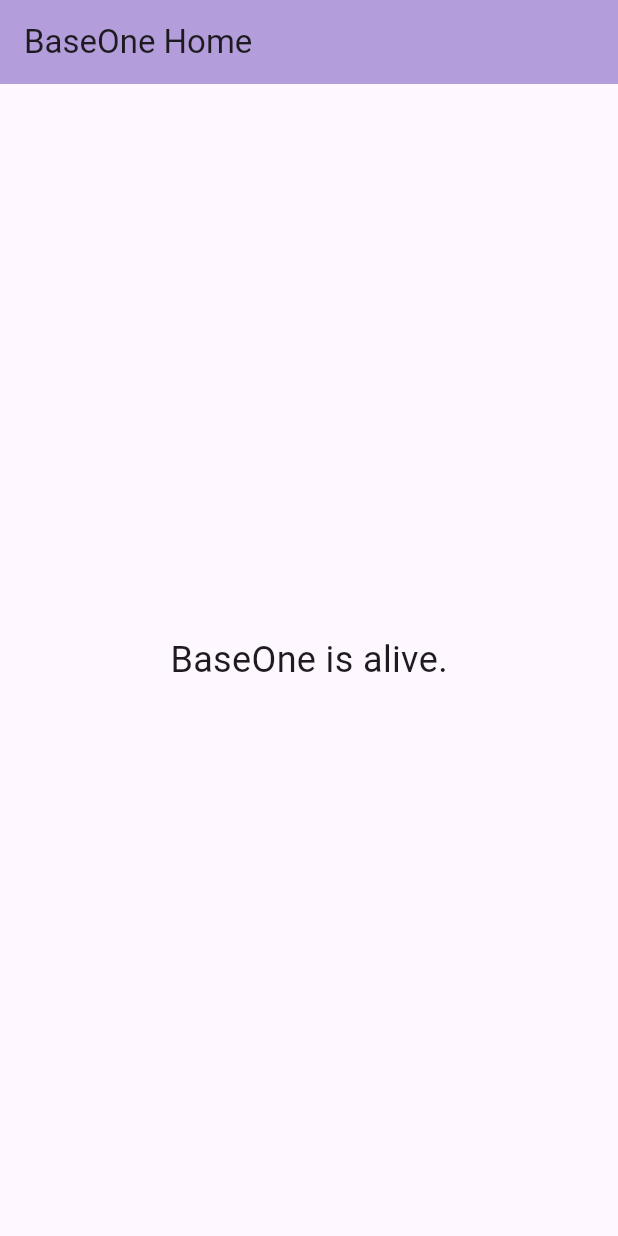
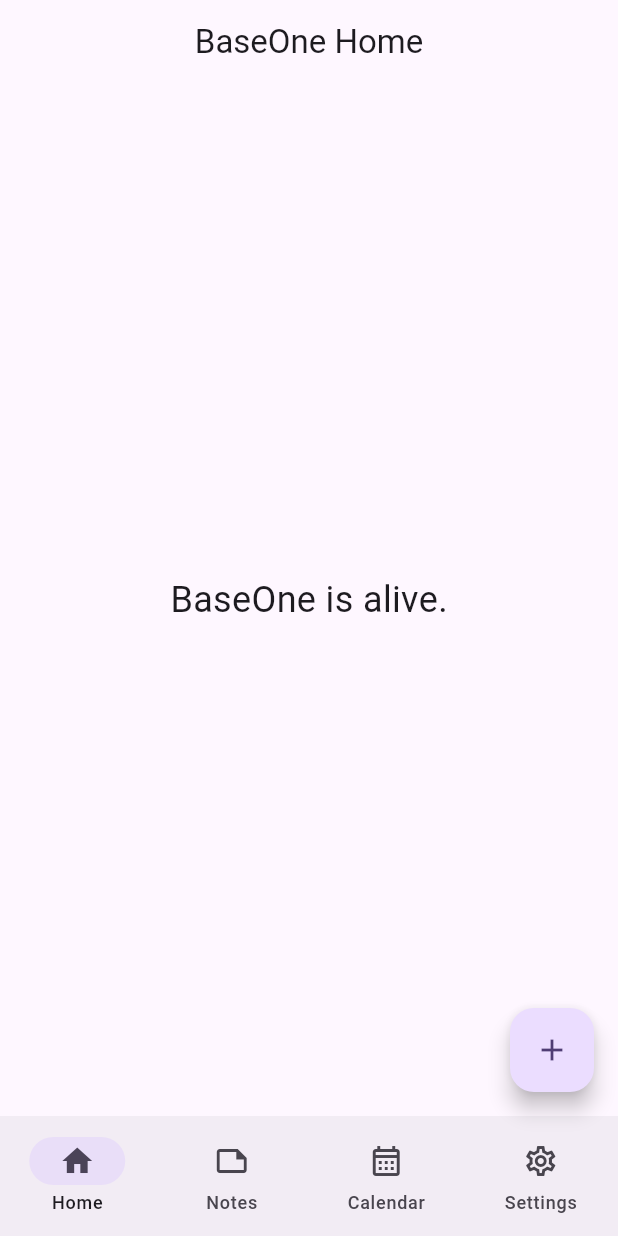
Before and after one commit to jamesbrownops/baseone, a Flutter app: the screen it shows after launch, on a phone screen of 412 x 824 dp. Run offline on Flutter 3.47's test engine with Material 3 defaults, Android fonts, the light colour scheme and no system bars.

Commit message:
Add BaseOne shell with bottom nav

```diff
--- a/lib/main.dart
+++ b/lib/main.dart
@@ -10,33 +10,203 @@ class BaseOneApp extends StatelessWidget {
   @override
   Widget build(BuildContext context) {
     return MaterialApp(
+      title: 'BaseOne',
       debugShowCheckedModeBanner: false,
-      title: 'BaseOne',
       theme: ThemeData(
+        useMaterial3: true,
         colorScheme: ColorScheme.fromSeed(seedColor: Colors.deepPurple),
-        useMaterial3: true,
       ),
-      home: const BaseOneHome(),
+      home: const BaseOneShell(),
     );
   }
 }
 
-class BaseOneHome extends StatelessWidget {
-  const BaseOneHome({super.key});
+class BaseOneShell extends StatefulWidget {
+  const BaseOneShell({super.key});
+
+  @override
+  State<BaseOneShell> createState() => _BaseOneShellState();
+}
+
+class _BaseOneShellState extends State<BaseOneShell> {
+  int _currentIndex = 0;
+
+  // Screens
+  final List<Widget> _pages = const [
+    HomePage(),
+    NotesPage(),
+    CalendarPage(),
+    SettingsPage(),
+  ];
+
+  // Titles for AppBar
+  static const List<String> _titles = [
+    'BaseOne Home',
+    'Notes',
+    'Calendar',
+    'Settings',
+  ];
+
+  void _onNavTap(int index) {
+    setState(() => _currentIndex = index);
+  }
+
+  void _onFabPressed() {
+    // Simple placeholder actions per tab.
+    final String message = switch (_currentIndex) {
+      0 => 'Home action (placeholder)',
+      1 => 'Create a new note (placeholder)',
+      2 => 'Create a new event (placeholder)',
+      3 => 'Settings action (placeholder)',
+      _ => 'Action',
+    };
+
+    ScaffoldMessenger.of(context).showSnackBar(
+      SnackBar(content: Text(message)),
+    );
+  }
 
   @override
   Widget build(BuildContext context) {
     return Scaffold(
       appBar: AppBar(
-        title: const Text('BaseOne Home'),
-        backgroundColor: Colors.deepPurple.shade200,
+        title: Text(_titles[_currentIndex]),
+        centerTitle: true,
       ),
-      body: const Center(
-        child: Text(
-          'BaseOne is alive.',
-          style: TextStyle(fontSize: 24),
-        ),
+      body: SafeArea(
+        child: _pages[_currentIndex],
+      ),
+      floatingActionButton: FloatingActionButton(
+        onPressed: _onFabPressed,
+        child: const Icon(Icons.add),
+      ),
+      bottomNavigationBar: NavigationBar(
+        selectedIndex: _currentIndex,
+        onDestinationSelected: _onNavTap,
+        destinations: const [
+          NavigationDestination(
+            icon: Icon(Icons.home_outlined),
+            selectedIcon: Icon(Icons.home),
+            label: 'Home',
+          ),
+          NavigationDestination(
+            icon: Icon(Icons.note_outlined),
+            selectedIcon: Icon(Icons.note),
+            label: 'Notes',
+          ),
+          NavigationDestination(
+            icon: Icon(Icons.calendar_month_outlined),
+            selectedIcon: Icon(Icons.calendar_month),
+            label: 'Calendar',
+          ),
+          NavigationDestination(
+            icon: Icon(Icons.settings_outlined),
+            selectedIcon: Icon(Icons.settings),
+            label: 'Settings',
+          ),
+        ],
       ),
     );
   }
 }
+
+// -------------------- PAGES --------------------
+
+class HomePage extends StatelessWidget {
+  const HomePage({super.key});
+
+  @override
+  Widget build(BuildContext context) {
+    return const Center(
+      child: Text(
+        'BaseOne is alive.',
+        style: TextStyle(fontSize: 24),
+      ),
+    );
+  }
+}
+
+class NotesPage extends StatelessWidget {
+  const NotesPage({super.key});
+
+  @override
+  Widget build(BuildContext context) {
+    return Padding(
+      padding: const EdgeInsets.all(16),
+      child: ListView(
+        children: const [
+          Text(
+            'Notes (placeholder)',
+            style: TextStyle(fontSize: 20, fontWeight: FontWeight.w600),
+          ),
+          SizedBox(height: 12),
+          _CardLine(title: 'Quick Note', subtitle: 'Tap + to create a note later.'),
+          _CardLine(title: 'Ideas', subtitle: 'We’ll wire storage next.'),
+        ],
+      ),
+    );
+  }
+}
+
+class CalendarPage extends StatelessWidget {
+  const CalendarPage({super.key});
+
+  @override
+  Widget build(BuildContext context) {
+    return Padding(
+      padding: const EdgeInsets.all(16),
+      child: ListView(
+        children: const [
+          Text(
+            'Calendar (placeholder)',
+            style: TextStyle(fontSize: 20, fontWeight: FontWeight.w600),
+          ),
+          SizedBox(height: 12),
+          _CardLine(title: 'No events yet', subtitle: 'Tap + to add an event later.'),
+          _CardLine(title: 'Next step', subtitle: 'We’ll add a real event model + list.'),
+        ],
+      ),
+    );
+  }
+}
+
+class SettingsPage extends StatelessWidget {
+  const SettingsPage({super.key});
+
+  @override
+  Widget build(BuildContext context) {
+    return ListView(
+      padding: const EdgeInsets.all(16),
+      children: const [
+        Text(
+          'Settings (placeholder)',
+          style: TextStyle(fontSize: 20, fontWeight: FontWeight.w600),
+        ),
+        SizedBox(height: 12),
+        _CardLine(title: 'Security', subtitle: 'Biometric / PIN later.'),
+        _CardLine(title: 'Integrations', subtitle: 'Calendar/Contacts later.'),
+        _CardLine(title: 'About', subtitle: 'BaseOne shell running clean.'),
+      ],
+    );
+  }
+}
+
+// -------------------- SMALL WIDGETS --------------------
+
+class _CardLine extends StatelessWidget {
+  final String title;
+  final String subtitle;
+
+  const _CardLine({required this.title, required this.subtitle});
+
+  @override
+  Widget build(BuildContext context) {
+    return Card(
+      child: ListTile(
+        title: Text(title),
+        subtitle: Text(subtitle),
+        trailing: const Icon(Icons.chevron_right),
+      ),
+    );
+  }
+}
```
Also changed, not shown: 1 other file.
